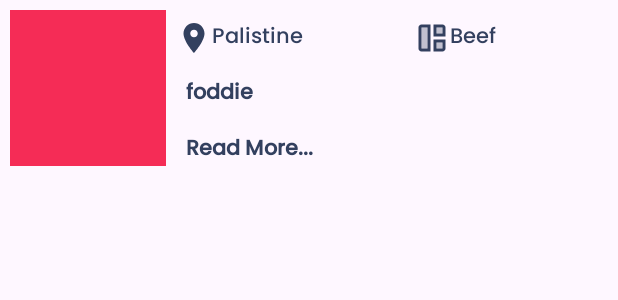
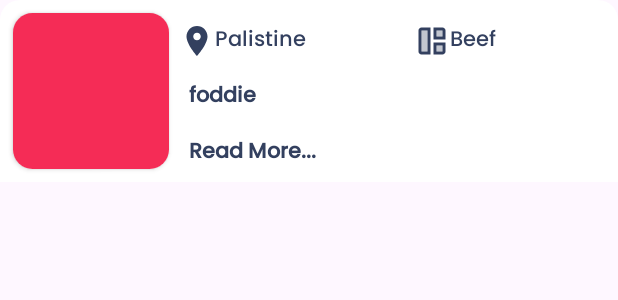
Before and after one commit to kaustub1234/EasyFood, an Android app: the layout fragment_meal_desc_bottom_sheet.xml on its own in the app's theme, with its tools: preview values and no code run, on a phone screen of 412 x 824 dp. Shown: the top 300 px of the screen. Run offline under Robolectric (Android 15) with nearby library versions, the phone set to English and light mode, and no system bars.

Commit message:
modified bottomsheet

```diff
--- /dev/null
+++ b/app/src/main/res/drawable/bottom_sheet_rectangular_background.xml
@@ -0,0 +1,9 @@
+<?xml version="1.0" encoding="UTF-8"?>
+<shape android:shape="rectangle" xmlns:android="http://schemas.android.com/apk/res/android" android:id="@+id/listview_background_shape">
+    <padding android:left="2dp"
+        android:top="2dp"
+        android:right="2dp"
+        android:bottom="2dp" />
+    <corners android:topLeftRadius="@dimen/_10sdp" android:topRightRadius="@dimen/_10sdp"/>
+    <solid android:color="@color/cardview_light_background" />
+</shape>
--- a/app/src/main/res/layout/fragment_meal_desc_bottom_sheet.xml
+++ b/app/src/main/res/layout/fragment_meal_desc_bottom_sheet.xml
@@ -1,23 +1,32 @@
 <?xml version="1.0" encoding="utf-8"?>
 <androidx.constraintlayout.widget.ConstraintLayout xmlns:android="http://schemas.android.com/apk/res/android"
-    android:id="@+id/mealDetailsButtomSheet"
     xmlns:app="http://schemas.android.com/apk/res-auto"
     xmlns:tools="http://schemas.android.com/tools"
+    android:id="@+id/mealDetailsButtomSheet"
     android:layout_width="match_parent"
     android:layout_height="wrap_content"
+    android:background="@drawable/bottom_sheet_rectangular_background"
     tools:context=".fragments.MealDescBottomSheetFragment">
 
     <!-- TODO: Update blank fragment layout -->
-    <ImageView
-        android:id="@+id/mealImage"
+    <androidx.cardview.widget.CardView
+        android:id="@+id/mealImageCardView"
         android:layout_width="@dimen/_80sdp"
         android:layout_height="@dimen/_80sdp"
         android:layout_margin="@dimen/_5sdp"
-        android:scaleType="centerCrop"
-        android:src="@color/accent"
+        app:cardCornerRadius="@dimen/_10sdp"
         app:layout_constraintBottom_toBottomOf="parent"
         app:layout_constraintStart_toStartOf="parent"
-        app:layout_constraintTop_toTopOf="parent" />
+        app:layout_constraintTop_toTopOf="parent">
+
+        <ImageView
+            android:id="@+id/mealImage"
+            android:layout_width="match_parent"
+            android:layout_height="match_parent"
+            android:scaleType="centerCrop"
+            android:src="@color/accent" />
+    </androidx.cardview.widget.CardView>
+
 
     <LinearLayout
         android:id="@+id/mealDetailsLinearLayout"
@@ -26,8 +35,8 @@
         android:layout_margin="@dimen/_5sdp"
         android:orientation="horizontal"
         app:layout_constraintEnd_toEndOf="parent"
-        app:layout_constraintStart_toEndOf="@+id/mealImage"
-        app:layout_constraintTop_toTopOf="@+id/mealImage">
+        app:layout_constraintStart_toEndOf="@+id/mealImageCardView"
+        app:layout_constraintTop_toTopOf="@+id/mealImageCardView">
 
         <TextView
             android:id="@+id/mealLoactionTv"
@@ -56,8 +65,8 @@
         android:id="@+id/mealNameTv"
         android:layout_width="wrap_content"
         android:layout_height="wrap_content"
+        android:layout_marginStart="@dimen/_5sdp"
         android:layout_marginTop="@dimen/_10sdp"
-        android:layout_marginStart="@dimen/_5sdp"
         android:fontFamily="@font/myfont"
         android:text="foddie"
         android:textColor="@color/g_black"
```
